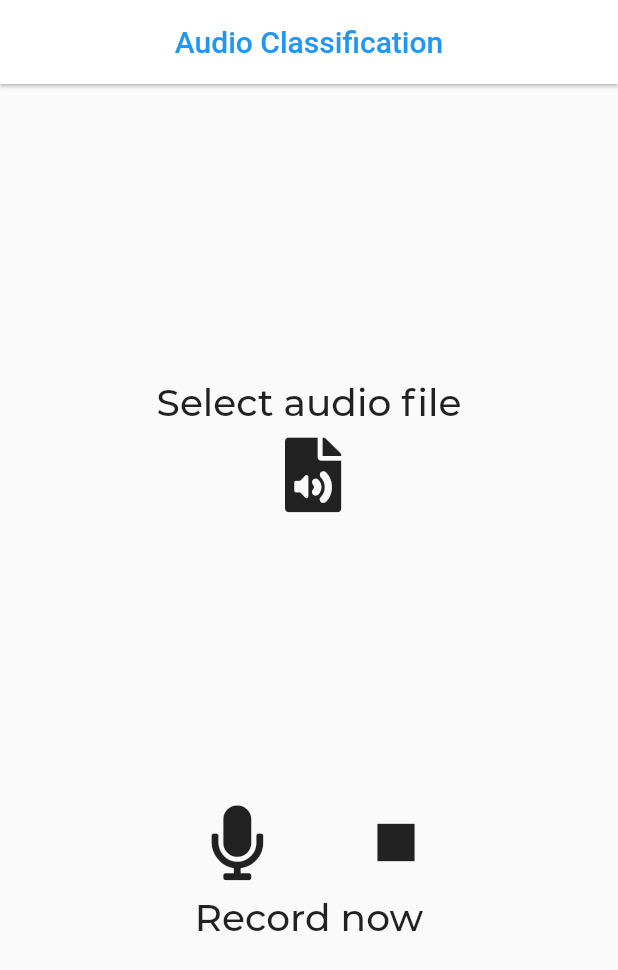
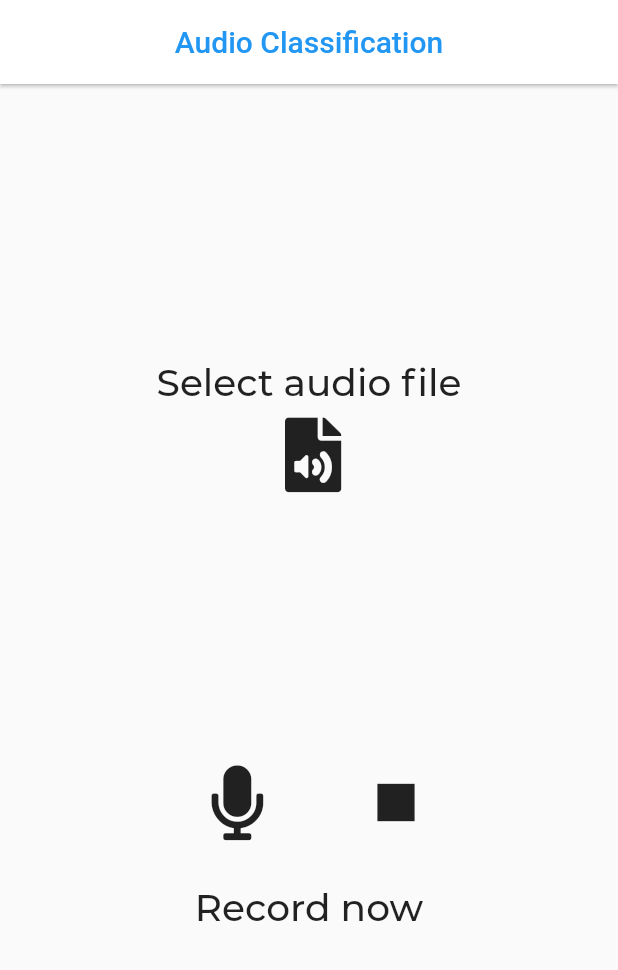
Before and after one commit to bot1001/AI-Birdie, a Flutter app: the AudioScreen screen opened directly, after a tap on the "stop" icon, on a phone screen of 412 x 824 dp. Shown: the top 970 px of the screen. Run offline on Flutter 3.47's test engine with Material 2 defaults, Android fonts, the phone set to English and light mode, and no system bars; our stand-ins replace audioplayers, camera, datetime_picker_formfield, file_picker, font_awesome_flutter, geolocator and 2 more; missing offline and left inert: flutter_audio_recorder.

Commit message:
just tweaks

```diff
--- a/lib/screens/audio_screen.dart
+++ b/lib/screens/audio_screen.dart
@@ -1,3 +1,5 @@
+// import 'dart:async';
+// import 'dart:async';
 import 'dart:io';
 
 import 'package:aibirdie/constants.dart';
@@ -18,6 +20,8 @@ class _AudioScreenState extends State<AudioScreen> {
   bool isPlaying;
   IconData playIcon = Icons.play_arrow;
   AudioPlayer audioPlayer = AudioPlayer();
+  int sec = 0;
+  // String rec = "Record now";
 
   @override
   void initState() {
@@ -72,8 +76,14 @@ class _AudioScreenState extends State<AudioScreen> {
                           children: <Widget>[
                             IconButton(
                               onPressed: () async {
-                                print("audio recording started");
+
+                                // Timer.periodic(Duration(seconds: 1), (Timer t) => setState(()=> sec++));
+
+
+                                // print("audio recording started");
                                 // final Directory appDir = await getApplicationDocumentsDirectory();
+
+
 
                                 final String filePath =
                                     '/storage/emulated/0/AiBirdie/${DateTime.now().millisecondsSinceEpoch.toString()}.wav';
@@ -111,10 +121,20 @@ class _AudioScreenState extends State<AudioScreen> {
                         SizedBox(
                           height: 20,
                         ),
+                        SizedBox(
+                          height: 20,
+                        ),
                         Text(
                           "Record now",
                           style: level2,
                         ),
+                        SizedBox(height: 20,),
+                        // Text(
+                        //   "00:0$sec",
+                        //   style: level2,
+                        // ),
+
+
                       ],
                     ),
                   ],
--- a/lib/screens/camera_screen.dart
+++ b/lib/screens/camera_screen.dart
@@ -121,7 +121,7 @@ class _CameraScreenState extends State<CameraScreen> {
                         SizedBox(height: 15,),
                         IconButton(
                           onPressed: (){
-                            print("object");
+                            // print("object");
 
                           },
                           icon: Icon(Icons.keyboard_arrow_up, color: Colors.white, size: 30,),
--- a/lib/screens/dashboard.dart
+++ b/lib/screens/dashboard.dart
@@ -1,5 +1,6 @@
 // import 'dart:io';
 
+import 'package:aibirdie/screens/history.dart';
 import 'package:aibirdie/screens/notes.dart';
 import 'package:flutter/material.dart';
 
@@ -21,7 +22,7 @@ class _DashboardState extends State<Dashboard> {
         ],
       ),
     ),
-    Center(child: Text("Data 2")),
+    History(),
     Notes(),
   ];
 
@@ -91,7 +92,7 @@ class _DashboardState extends State<Dashboard> {
           BottomNavigationBarItem(
               icon: Icon(Icons.dashboard), title: Text("Dashboard")),
           BottomNavigationBarItem(
-              icon: Icon(Icons.history), title: Text("Something")),
+              icon: Icon(Icons.history), title: Text("History")),
           BottomNavigationBarItem(
               icon: Icon(Icons.note_add), title: Text("Save")),
         ],
--- a/lib/screens/landing_page.dart
+++ b/lib/screens/landing_page.dart
@@ -1,7 +1,7 @@
 import 'package:aibirdie/screens/audio_screen.dart';
 import 'package:aibirdie/screens/camera_screen.dart';
 import 'package:aibirdie/screens/dashboard.dart';
-import 'package:aibirdie/screens/history.dart';
+// import 'package:aibirdie/screens/history.dart';
 import 'package:camera/camera.dart';
 import 'package:flutter/material.dart';
 
@@ -13,7 +13,7 @@ List allPages = [
     scrollDirection: Axis.vertical,
     children: <Widget>[
       CameraScreen(cameras),
-      History(),
+      // History(),
     ],
   ),
   AudioScreen(),
```
Also changed, not shown: lib/screens/history.dart (+5 -5 lines), lib/screens/image_result.dart (+4 -4 lines).
